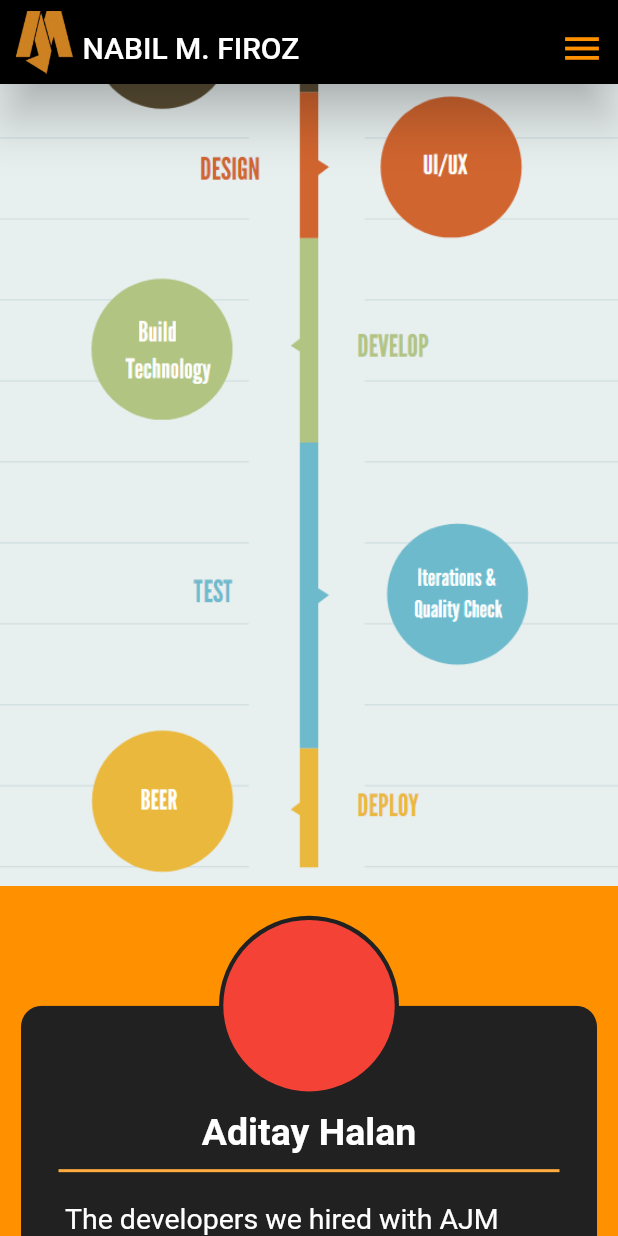
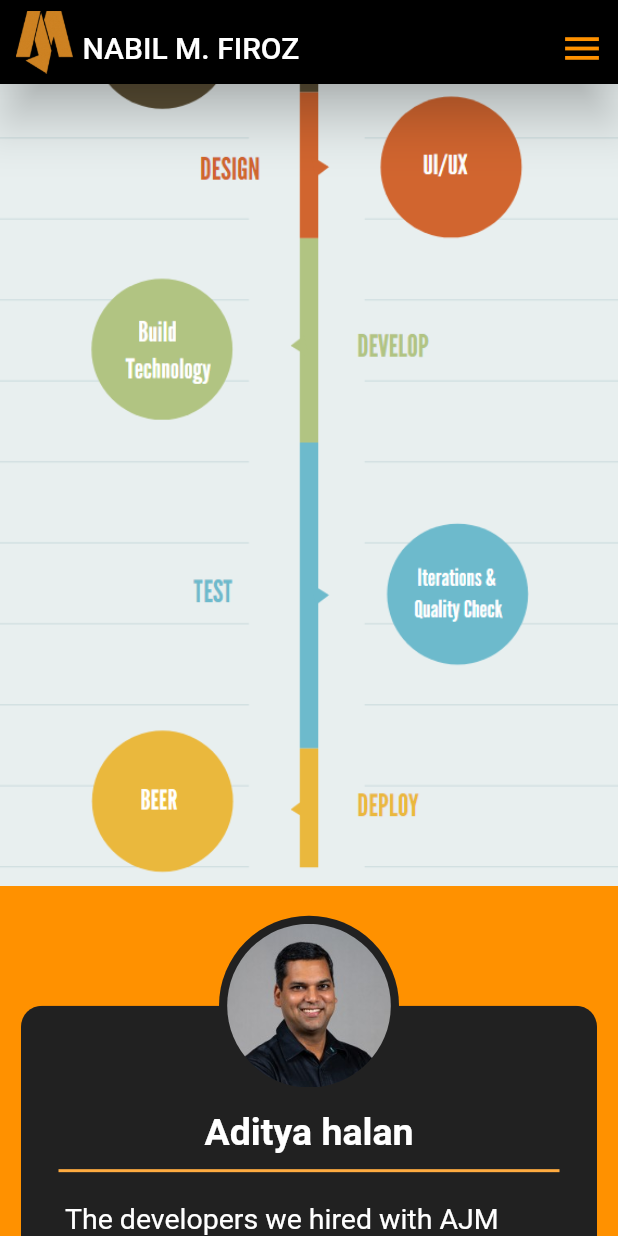
Before and after one commit to NabilMFiroz/AJM-Task, a Flutter app: the screen it shows after launch, scrolled down 2304 dp, on a phone screen of 412 x 824 dp. Run offline on Flutter 3.47's test engine with Material 2 defaults, Android fonts, the phone set to English and light mode, and no system bars; drawn by our look-alikes of carousel_slider; our stand-ins replace auto_size_text, sliver_tools, smooth_page_indicator.

Commit message:
testimonial complete

```diff
--- a/lib/homepage.dart
+++ b/lib/homepage.dart
@@ -6,7 +6,7 @@ import 'package:flutter_application_sliverappbar/mysquare.dart';
 import 'package:flutter_application_sliverappbar/mystickyheader.dart';
 import 'package:flutter_application_sliverappbar/process.dart';
 import 'package:flutter_application_sliverappbar/processtree.dart';
-import 'package:flutter_application_sliverappbar/testimonial.dart';
+import 'package:flutter_application_sliverappbar/testimonialcardslider.dart';
 import 'package:flutter_application_sliverappbar/workimgcarousel.dart';
 
 class HomePage extends StatefulWidget {
@@ -33,7 +33,7 @@ class _HomePageState extends State<HomePage> {
           AboutSection(),
           ProcessBox(),
           ProcessTree(),
-          TestimonialSlider(),
+          TCardSlider(),
           MySlider(),
           MySquareG(),
           MySquareG(),
--- a/lib/testimonial.dart
+++ b/lib/testimonial.dart
@@ -1,12 +1,13 @@
 import 'package:flutter/material.dart';
 
 class TestimonialSlider extends StatelessWidget {
-  const TestimonialSlider({Key? key}) : super(key: key);
+  final tp;
+  const TestimonialSlider({Key? key, this.tp}) : super(key: key);
   final double profileHeight = 120;
   @override
   Widget build(BuildContext context) {
     final pimg = -profileHeight * 0.5;
-    return SliverToBoxAdapter(
+    return Container(
       child: Padding(
         padding: const EdgeInsets.fromLTRB(14, 80, 14, 14),
         child: Stack(
@@ -18,11 +19,11 @@ class TestimonialSlider extends StatelessWidget {
               child: Container(
                 color: Colors.grey[900],
                 child: Padding(
-                  padding: const EdgeInsets.fromLTRB(25, 70, 25, 25),
+                  padding: const EdgeInsets.fromLTRB(25, 70, 25, 20),
                   child: Column(
                     children: [
                       Text(
-                        'Aditay Halan',
+                        tp.name,
                         textAlign: TextAlign.center,
                         style: TextStyle(
                           fontSize: 25,
@@ -38,21 +39,21 @@ class TestimonialSlider extends StatelessWidget {
                       ),
                       const SizedBox(height: 15),
                       Text(
-                        ' The developers we hired with AJM have been extremely professional and very experienced. These guys are ‘Pro’ and know their game very well /  know what needs done and how to do it. ',
+                        tp.quote,
                         style: TextStyle(
                           fontSize: 19,
                           color: Colors.white,
                           height: 1.5,
                         ),
                       ),
-                      const SizedBox(height: 100),
+                      Spacer(),
                       Divider(
                         color: Colors.orangeAccent,
                         thickness: 2,
                       ),
                       const SizedBox(height: 10),
                       Text(
-                        'Testimonial 1',
+                        tp.testn,
                         textAlign: TextAlign.center,
                         style: TextStyle(
                           fontSize: 14,
@@ -78,9 +79,9 @@ class TestimonialSlider extends StatelessWidget {
         radius: profileHeight / 2,
         backgroundColor: Colors.grey[900],
         child: CircleAvatar(
-          radius: profileHeight / 2.1,
-          backgroundColor: Colors.red,
+          radius: profileHeight / 2.2,
+          backgroundColor: Colors.grey[900],
+          backgroundImage: AssetImage(tp.img),
         ),
-        //backgroundImage: ,
       );
 }
--- a/pubspec.yaml
+++ b/pubspec.yaml
@@ -54,6 +54,7 @@ flutter:
     - images/servicesimgs/
     - images/workimgs/
     - images/process/
+    - images/testimonial/
 
 
 
```
Also changed, not shown: lib/model/Testimonialpage.dart (added, +12 -0 lines), lib/testimonialcardslider.dart (added, +90 -0 lines), images/testimonial/aditya halan.jpg (added), images/testimonial/businessman-avatar.png (added), images/testimonial/businesswoman-avatar.png (added).
